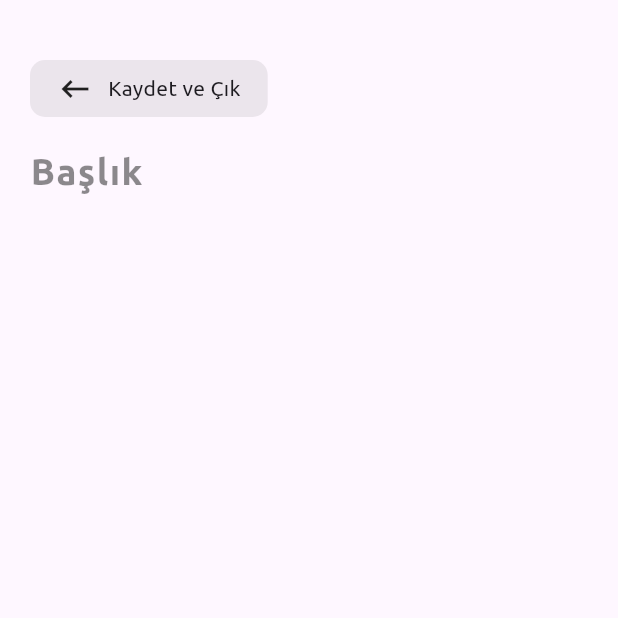
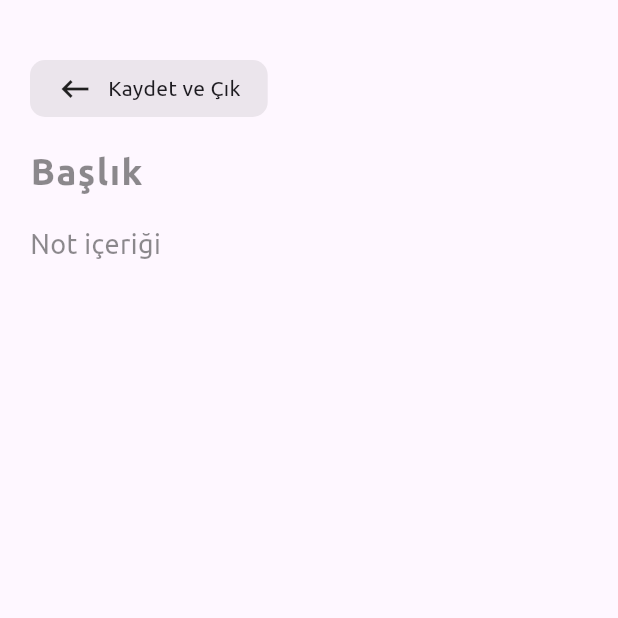
Before and after one commit to yunusicoglu/notebook, a Flutter app: the screen it shows after launch, after a tap on the "add" icon, after a tap on "(Başlıksız)", on a phone screen of 412 x 824 dp, the top half of it. Run offline on Flutter 3.47's test engine with Material 3 defaults, Android fonts, the light colour scheme and no system bars; our stand-ins replace cloud_firestore, firebase_core; accounts and stored records are empty.

Commit message:
Updated - 07.08.2024

```diff
--- a/notebook/lib/note_content_sections/content_note_section.dart
+++ b/notebook/lib/note_content_sections/content_note_section.dart
@@ -1,21 +1,84 @@
 import 'package:flutter/material.dart';
-import 'package:flutter/widgets.dart';
 
 class ContentNoteSection extends StatefulWidget {
-  const ContentNoteSection({super.key});
+  final void Function(String) updateContent;
+  final String? content;
+  const ContentNoteSection(
+      {super.key, required this.updateContent, required this.content});
 
   @override
   State<ContentNoteSection> createState() => _ContentNoteSectionState();
 }
 
 class _ContentNoteSectionState extends State<ContentNoteSection> {
+  late TextEditingController _contentcontroller;
+  bool _isEditing = false;
+  final FocusNode _focusNode = FocusNode();
 
+  @override
+  void initState() {
+    super.initState();
+    _contentcontroller = TextEditingController(text: widget.content);
+  }
 
+  @override
+  void dispose() {
+    _contentcontroller.dispose();
+    super.dispose();
+  }
 
   @override
   Widget build(BuildContext context) {
     return GestureDetector(
-      child: SizedBox(),
+      onTap: () {
+        setState(() {
+          _isEditing = true;
+          _focusNode.requestFocus();
+        });
+      },
+      child: SizedBox(
+        width: double.infinity,
+        child: Padding(
+          padding: const EdgeInsets.symmetric(horizontal: 20),
+          child: _isEditing
+              ? TextField(
+                  controller: _contentcontroller,
+                  focusNode: _focusNode,
+                  maxLines: null,
+                  expands: true,
+                  onSubmitted: (value) {
+                    setState(() {
+                      _isEditing = false;
+                    });
+                  },
+                  onChanged: (content) {
+                    widget.updateContent(content);
+                  },
+                  decoration: const InputDecoration(
+                    border: OutlineInputBorder(),
+                    hintText: 'Notunuzu girin',
+                  ),
+                )
+              : Padding(
+                  padding:
+                      const EdgeInsets.symmetric(horizontal: 0, vertical: 9),
+                  child: Text(
+                    _contentcontroller.text.isNotEmpty
+                        ? _contentcontroller.text
+                        : 'Not içeriği',
+                    style: _contentcontroller.text.isNotEmpty
+                        ? const TextStyle(
+                            fontSize: 18,
+                            color: Colors.black87,
+                          )
+                        : const TextStyle(
+                            fontSize: 18,
+                            color: Colors.black45,
+                          ),
+                  ),
+                ),
+        ),
+      ),
     );
   }
 }
--- a/notebook/lib/screens/note_content_screen.dart
+++ b/notebook/lib/screens/note_content_screen.dart
@@ -7,12 +7,10 @@ import 'package:notebook/note_content_sections/content_top_section.dart';
 import './../services/firebase_services.dart';
 
 class NoteContentScreen extends StatefulWidget {
-
   final String noteId;
   final String noteTitle;
   final String noteContent;
   final Function(String id, String title, String content) updateNotes;
-
 
   const NoteContentScreen({
     super.key,
@@ -20,8 +18,7 @@ class NoteContentScreen extends StatefulWidget {
     required this.noteTitle,
     required this.noteContent,
     required this.updateNotes,
-
-    });
+  });
 
   @override
   State<NoteContentScreen> createState() => _NoteContentState();
@@ -49,15 +46,17 @@ class _NoteContentState extends State<NoteContentScreen> {
     widget.updateNotes(widget.noteId, _title, _content);
   }
 
-
-
   void updateTitle(String title) {
     setState(() {
       _title = title;
     });
   }
 
-
+  void updateContent(String content) {
+    setState(() {
+      _content = content;
+    });
+  }
 
   @override
   Widget build(BuildContext context) {
@@ -67,7 +66,7 @@ class _NoteContentState extends State<NoteContentScreen> {
           ContentTopSection(saveAndExit: saveAndExit),
           const SizedBox(height: 10),
           ContentTitle(updateTitle: updateTitle, title: _title),
-          ContentNoteSection(),
+          ContentNoteSection(updateContent: updateContent, content: _content),
         ],
       ),
     );
```
